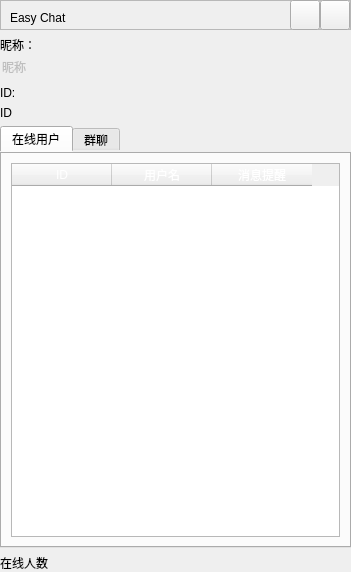
Above: Client/widget.ui from Psychim/Group5Pro before the change. Below: the same form after it.
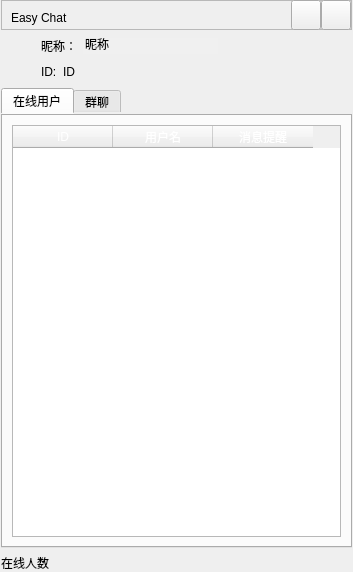
That is the form after the change. Icons and pictures are not drawn.

What changed in the file:
```diff
--- a/Client/widget.ui
+++ b/Client/widget.ui
@@ -9,7 +9,7 @@
    <rect>
     <x>0</x>
     <y>0</y>
-    <width>351</width>
+    <width>353</width>
     <height>572</height>
    </rect>
   </property>
@@ -24,7 +24,16 @@
 </string>
   </property>
   <layout class="QVBoxLayout" name="verticalLayout_2">
-   <property name="margin">
+   <property name="leftMargin">
+    <number>1</number>
+   </property>
+   <property name="topMargin">
+    <number>0</number>
+   </property>
+   <property name="rightMargin">
+    <number>1</number>
+   </property>
+   <property name="bottomMargin">
     <number>0</number>
    </property>
    <item>
@@ -97,6 +106,24 @@
     </widget>
    </item>
    <item>
+    <layout class="QHBoxLayout" name="horizontalLayout">
+     <item>
+      <spacer name="horizontalSpacer_4">
+       <property name="orientation">
+        <enum>Qt::Horizontal</enum>
+       </property>
+       <property name="sizeType">
+        <enum>QSizePolicy::Fixed</enum>
+       </property>
+       <property name="sizeHint" stdset="0">
+        <size>
+         <width>40</width>
+         <height>20</height>
+        </size>
+       </property>
+      </spacer>
+     </item>
+     <item>
     <widget class="QLabel" name="label">
      <property name="text">
       <string>昵称：</string>
@@ -108,13 +135,62 @@
      <property name="enabled">
       <bool>false</bool>
      </property>
+       <property name="sizePolicy">
+        <sizepolicy hsizetype="Expanding" vsizetype="Fixed">
+         <horstretch>0</horstretch>
+         <verstretch>0</verstretch>
+        </sizepolicy>
+       </property>
+       <property name="autoFillBackground">
+        <bool>false</bool>
+       </property>
+       <property name="styleSheet">
+        <string notr="true">color: rgb(0, 0, 0);
+background-color: rgb(240, 240, 240);</string>
+       </property>
      <property name="text">
       <string>昵称</string>
      </property>
      <property name="frame">
       <bool>false</bool>
      </property>
-    </widget>
+       <property name="readOnly">
+        <bool>false</bool>
+       </property>
+      </widget>
+     </item>
+     <item>
+      <spacer name="horizontalSpacer">
+       <property name="orientation">
+        <enum>Qt::Horizontal</enum>
+       </property>
+       <property name="sizeHint" stdset="0">
+        <size>
+         <width>40</width>
+         <height>20</height>
+        </size>
+       </property>
+      </spacer>
+     </item>
+    </layout>
+   </item>
+   <item>
+    <layout class="QHBoxLayout" name="horizontalLayout_2">
+     <item>
+      <spacer name="horizontalSpacer_3">
+       <property name="orientation">
+        <enum>Qt::Horizontal</enum>
+       </property>
+       <property name="sizeType">
+        <enum>QSizePolicy::Fixed</enum>
+       </property>
+       <property name="sizeHint" stdset="0">
+        <size>
+         <width>40</width>
+         <height>20</height>
+        </size>
+       </property>
+      </spacer>
    </item>
    <item>
     <widget class="QLabel" name="label_2">
@@ -128,6 +204,12 @@
      <property name="enabled">
       <bool>true</bool>
      </property>
+       <property name="sizePolicy">
+        <sizepolicy hsizetype="Preferred" vsizetype="Fixed">
+         <horstretch>0</horstretch>
+         <verstretch>0</verstretch>
+        </sizepolicy>
+       </property>
      <property name="styleSheet">
       <string notr="true"/>
      </property>
@@ -135,6 +217,21 @@
       <string>ID</string>
      </property>
     </widget>
+     </item>
+     <item>
+      <spacer name="horizontalSpacer_2">
+       <property name="orientation">
+        <enum>Qt::Horizontal</enum>
+       </property>
+       <property name="sizeHint" stdset="0">
+        <size>
+         <width>40</width>
+         <height>20</height>
+        </size>
+       </property>
+      </spacer>
+     </item>
+    </layout>
    </item>
    <item>
     <widget class="QTabWidget" name="tabWidget">
```
Lines whose indentation alone changed are shown as unchanged.
